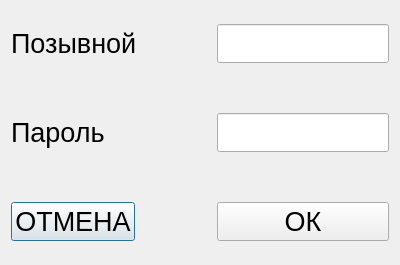
First picture: the form in drivernumberdialog.ui, repository koolkhel/wince-taximeter, before the edit.
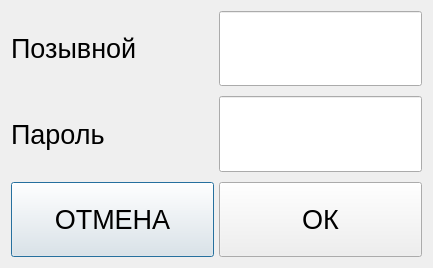
Second picture: the form after the edit. Icons and pictures are not drawn.

Diff of the .ui file:
```diff
--- a/drivernumberdialog.ui
+++ b/drivernumberdialog.ui
@@ -6,27 +6,33 @@
    <rect>
     <x>0</x>
     <y>0</y>
-    <width>400</width>
-    <height>265</height>
+    <width>433</width>
+    <height>268</height>
    </rect>
   </property>
+  <property name="sizePolicy">
+   <sizepolicy hsizetype="Preferred" vsizetype="Preferred">
+    <horstretch>0</horstretch>
+    <verstretch>0</verstretch>
+   </sizepolicy>
+  </property>
   <property name="windowTitle">
    <string>Смена позывного</string>
   </property>
-  <layout class="QFormLayout" name="formLayout">
+  <layout class="QGridLayout" name="gridLayout" rowstretch="1,1,1" columnstretch="1,1">
    <property name="sizeConstraint">
-    <enum>QLayout::SetMaximumSize</enum>
+    <enum>QLayout::SetDefaultConstraint</enum>
    </property>
-   <property name="formAlignment">
-    <set>Qt::AlignCenter</set>
+   <property name="horizontalSpacing">
+    <number>5</number>
    </property>
    <property name="verticalSpacing">
-    <number>50</number>
+    <number>10</number>
    </property>
    <item row="0" column="0">
     <widget class="QLabel" name="label">
      <property name="sizePolicy">
-      <sizepolicy hsizetype="Maximum" vsizetype="Preferred">
+      <sizepolicy hsizetype="Expanding" vsizetype="Expanding">
        <horstretch>0</horstretch>
        <verstretch>0</verstretch>
       </sizepolicy>
@@ -47,10 +53,34 @@
      </property>
     </widget>
    </item>
+   <item row="0" column="1">
+    <widget class="QLineEdit" name="driverNumberLineEdit">
+     <property name="sizePolicy">
+      <sizepolicy hsizetype="Expanding" vsizetype="Expanding">
+       <horstretch>0</horstretch>
+       <verstretch>0</verstretch>
+      </sizepolicy>
+     </property>
+     <property name="font">
+      <font>
+       <pointsize>20</pointsize>
+      </font>
+     </property>
+     <property name="focusPolicy">
+      <enum>Qt::ClickFocus</enum>
+     </property>
+     <property name="inputMask">
+      <string>000; </string>
+     </property>
+     <property name="keyboard" stdset="0">
+      <bool>true</bool>
+     </property>
+    </widget>
+   </item>
    <item row="1" column="0">
     <widget class="QLabel" name="label_2">
      <property name="sizePolicy">
-      <sizepolicy hsizetype="Maximum" vsizetype="Preferred">
+      <sizepolicy hsizetype="Expanding" vsizetype="Expanding">
        <horstretch>0</horstretch>
        <verstretch>0</verstretch>
       </sizepolicy>
@@ -73,6 +103,12 @@
    </item>
    <item row="1" column="1">
     <widget class="QLineEdit" name="passwordEdit">
+     <property name="sizePolicy">
+      <sizepolicy hsizetype="Expanding" vsizetype="Expanding">
+       <horstretch>0</horstretch>
+       <verstretch>0</verstretch>
+      </sizepolicy>
+     </property>
      <property name="font">
       <font>
        <pointsize>20</pointsize>
@@ -92,7 +128,7 @@
    <item row="2" column="0">
     <widget class="QPushButton" name="pushButton">
      <property name="sizePolicy">
-      <sizepolicy hsizetype="Minimum" vsizetype="Maximum">
+      <sizepolicy hsizetype="Expanding" vsizetype="Expanding">
        <horstretch>0</horstretch>
        <verstretch>0</verstretch>
       </sizepolicy>
@@ -120,7 +156,7 @@
    <item row="2" column="1">
     <widget class="QPushButton" name="pushButton_2">
      <property name="sizePolicy">
-      <sizepolicy hsizetype="Minimum" vsizetype="Maximum">
+      <sizepolicy hsizetype="Expanding" vsizetype="Expanding">
        <horstretch>0</horstretch>
        <verstretch>0</verstretch>
       </sizepolicy>
@@ -145,24 +181,6 @@
      </property>
     </widget>
    </item>
-   <item row="0" column="1">
-    <widget class="QLineEdit" name="driverNumberLineEdit">
-     <property name="font">
-      <font>
-       <pointsize>20</pointsize>
-      </font>
-     </property>
-     <property name="focusPolicy">
-      <enum>Qt::ClickFocus</enum>
-     </property>
-     <property name="inputMask">
-      <string>000; </string>
-     </property>
-     <property name="keyboard" stdset="0">
-      <bool>true</bool>
-     </property>
-    </widget>
-   </item>
   </layout>
  </widget>
  <layoutdefault spacing="6" margin="11"/>
```
